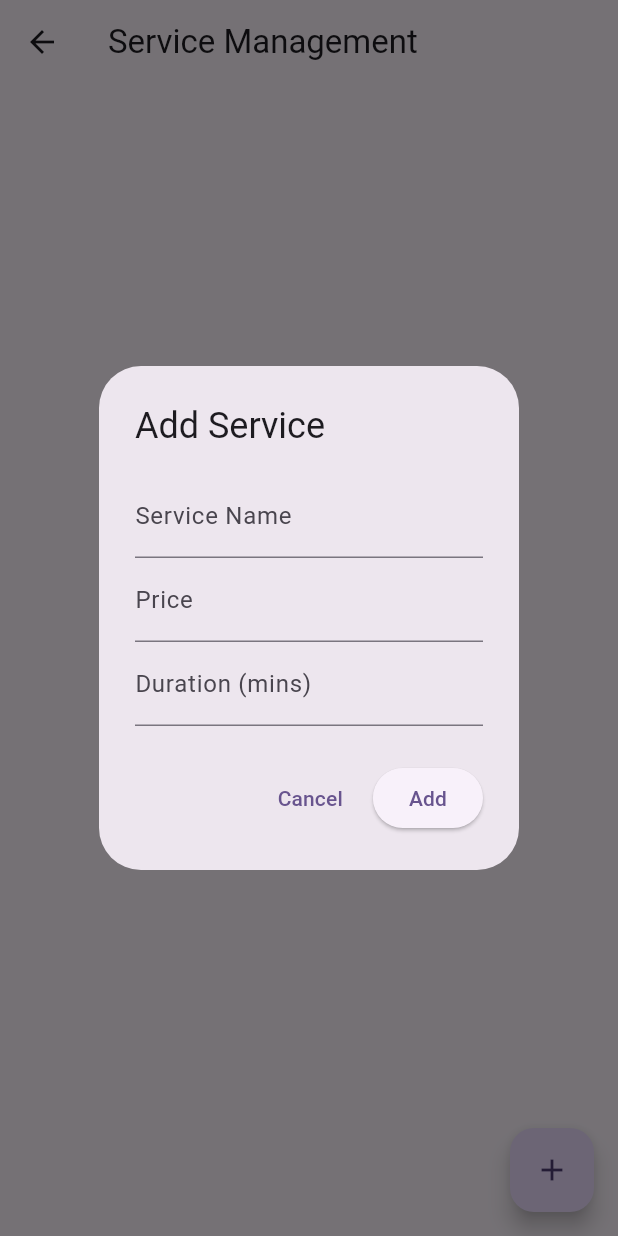
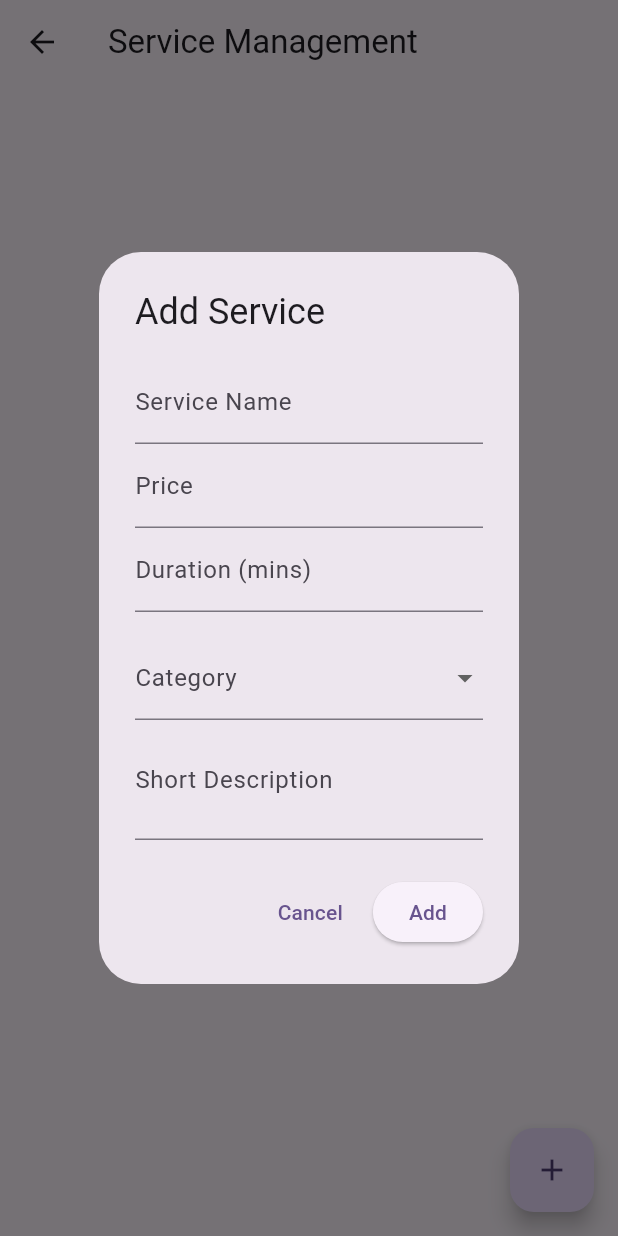
Before and after one commit to n0t-adm1n/parlor_vendor_app, a Flutter app: the ServiceManagementScreen screen opened directly with empty values, after a tap on the "add" icon, on a phone screen of 412 x 824 dp. Run offline on Flutter 3.47's test engine with Material 3 defaults, Android fonts, the phone set to English and light mode, and no system bars; our stand-ins replace cloud_firestore, firebase_auth, firebase_core, firebase_messaging; accounts and stored records are empty.

Commit message:
feat: add category selection and description fields to service management form and update list tile display

```diff
--- a/lib/screens/profile/service_management_screen.dart
+++ b/lib/screens/profile/service_management_screen.dart
@@ -19,6 +19,8 @@ class _ServiceManagementScreenState extends State<ServiceManagementScreen> {
     String name = '';
     double price = 0.0;
     int duration = 0;
+    String? selectedCategory;
+    final TextEditingController descriptionController = TextEditingController();
     bool isLoading = false;
 
     showDialog(
@@ -59,6 +61,29 @@ class _ServiceManagementScreenState extends State<ServiceManagementScreen> {
                         },
                         onSaved: (value) => duration = int.parse(value!.trim()),
                       ),
+                      const SizedBox(height: 16),
+                      DropdownButtonFormField<String>(
+                        decoration: const InputDecoration(labelText: 'Category'),
+                        value: selectedCategory,
+                        items: const [
+                          DropdownMenuItem(value: 'hair', child: Text('hair')),
+                          DropdownMenuItem(value: 'nail', child: Text('nail')),
+                          DropdownMenuItem(value: 'facial', child: Text('facial')),
+                          DropdownMenuItem(value: 'makeup', child: Text('makeup')),
+                          DropdownMenuItem(value: 'spa', child: Text('spa')),
+                        ],
+                        onChanged: (value) {
+                          setState(() {
+                            selectedCategory = value;
+                          });
+                        },
+                        validator: (value) => value == null ? 'Required' : null,
+                      ),
+                      TextFormField(
+                        controller: descriptionController,
+                        decoration: const InputDecoration(labelText: 'Short Description'),
+                        maxLines: 2,
+                      ),
                     ],
                   ),
                 ),
@@ -82,6 +107,8 @@ class _ServiceManagementScreenState extends State<ServiceManagementScreen> {
                                   'name': name,
                                   'price': price,
                                   'duration': duration,
+                                  'category': selectedCategory,
+                                  'description': descriptionController.text,
                                 },
                               );
                               if (context.mounted) {
@@ -153,7 +180,7 @@ class _ServiceManagementScreenState extends State<ServiceManagementScreen> {
 
               return ListTile(
                 title: Text(name),
-                subtitle: Text('Price: \$${price.toStringAsFixed(2)} | Duration: $duration mins | Category: $category'),
+                subtitle: Text('$category • ₹${price.toStringAsFixed(2)} • $duration mins'),
                 trailing: IconButton(
                   icon: const Icon(Icons.delete, color: Colors.red),
                   onPressed: () async {
```
